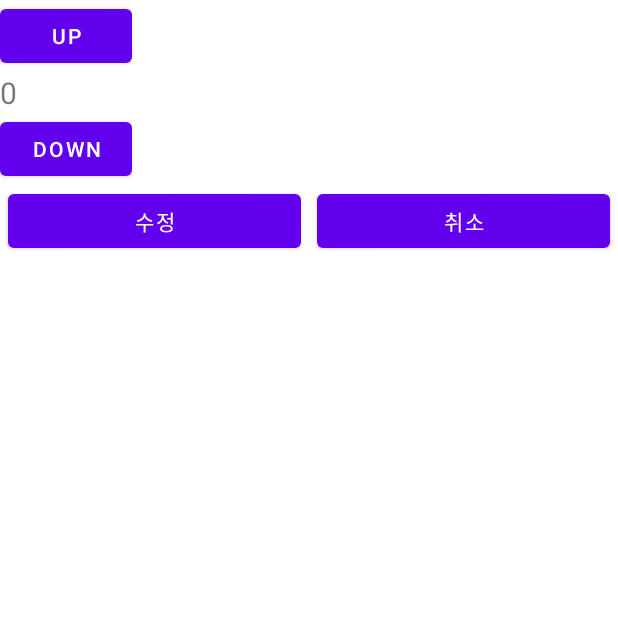
After one commit to SonDaAe/Phone-Fridge, an Android app: the EditActivity screen opened directly, with no data from a screen before it, on a phone screen of 412 x 824 dp, the top half of it. The commit adds this screen. Run offline under Robolectric (Android 15) with nearby library versions, the light colour scheme and no system bars.

Commit message:
재고 수정 기능

```diff
--- /dev/null
+++ b/app/src/main/java/kr/ac/kumoh/s20190610/first/EditActivity.kt
@@ -0,0 +1,85 @@
+package kr.ac.kumoh.s20190610.first
+
+import android.app.Activity
+import android.content.Intent
+import androidx.appcompat.app.AppCompatActivity
+import android.os.Bundle
+import android.util.Log
+import android.widget.Button
+import android.widget.TextView
+
+class EditActivity : AppCompatActivity() {
+    private var count: Int = 0
+    private var currentPosition: Int = -1
+
+    private lateinit var count_text: TextView
+    private lateinit var edit: Button
+    private lateinit var cancel: Button
+    private lateinit var up: Button
+    private lateinit var down: Button
+
+    override fun onCreate(savedInstanceState: Bundle?) {
+        super.onCreate(savedInstanceState)
+        setContentView(R.layout.activity_edit)
+
+        edit = findViewById(R.id.edit_btn)
+        cancel = findViewById(R.id.cancel_btn)
+        up = findViewById(R.id.up_btn)
+        down = findViewById(R.id.down_btn)
+        count_text = findViewById(R.id.count)
+
+        // 아이템 num 값 받아오기
+        val num = intent.getStringExtra("num")
+        count = num?.toInt() ?: 0
+        val updatedCount = intent.getIntExtra("updatedCount", 0)
+
+        // count 값 초기화
+        updateCount()
+
+        // up 클릭 count 증가
+        up.setOnClickListener {
+            count++
+            updateCount()
+        }
+        // down 클릭 count 감소
+        down.setOnClickListener {
+            if (count > 0) {
+                count--
+                updateCount()
+            }
+        }
+
+        currentPosition = intent.getIntExtra("position", -1)
+
+        edit.setOnClickListener {
+            val updatedCountText = count_text.text.toString()
+            if (updatedCountText.isNotEmpty()) {
+                val updatedCount = updatedCountText.toInt()
+
+                val intent = Intent()
+                intent.putExtra("updatedCount", updatedCount)
+                intent.putExtra("updatedPosition", currentPosition)
+                setResult(Activity.RESULT_OK, intent)
+
+                finish()
+            }
+        }
+
+        // 수정된 count 값이 있을 경우, 해당 값으로 count 초기화
+        if (updatedCount != 0) {
+            count = updatedCount
+        }
+
+        // count 값 초기화
+        updateCount()
+
+        //취소 버튼 눌렀을 때
+        cancel.setOnClickListener {
+            finish()
+        }
+    }
+
+    private fun updateCount() {
+        count_text.text = count.toString()
+    }
+}
--- a/app/src/main/java/kr/ac/kumoh/s20190610/first/MyItem.kt
+++ b/app/src/main/java/kr/ac/kumoh/s20190610/first/MyItem.kt
@@ -1,3 +1,6 @@
 package kr.ac.kumoh.s20190610.first
 
-data class MyItem(val product: String, val expirationDate: String, val num: String)
+data class MyItem(val product: String, val expirationDate: String, var num: String) {
+    var updatedCount: Int = 0
+
+}
--- /dev/null
+++ b/app/src/main/res/layout/activity_edit.xml
@@ -0,0 +1,52 @@
+<?xml version="1.0" encoding="utf-8"?>
+<LinearLayout xmlns:android="http://schemas.android.com/apk/res/android"    xmlns:app="http://schemas.android.com/apk/res-auto"
+    xmlns:tools="http://schemas.android.com/tools"
+    android:layout_width="match_parent"
+    android:layout_height="match_parent"
+    android:orientation="vertical"
+    tools:context=".EditActivity">
+
+    <Button
+        android:layout_width="wrap_content"
+        android:layout_height="wrap_content"
+        android:text="up"
+        android:id="@+id/up_btn" />
+    <TextView
+        android:layout_width="wrap_content"
+        android:layout_height="wrap_content"
+        android:id="@+id/count"
+        android:text="0"
+        android:gravity="center"
+        android:textSize="20sp" />
+    <Button
+        android:layout_width="wrap_content"
+        android:layout_height="wrap_content"
+        android:text="down"
+        android:id="@+id/down_btn" />
+
+    <LinearLayout
+        android:layout_width="match_parent"
+        android:layout_height="wrap_content"
+        android:orientation="horizontal"
+        android:weightSum="10" >
+        <Button
+            android:layout_width="wrap_content"
+            android:layout_height="wrap_content"
+            android:layout_weight="5"
+            android:gravity="center"
+            android:text="수정"
+            android:id="@+id/edit_btn"
+            android:layout_marginRight="5dp"
+            android:layout_marginLeft="5dp"/>
+        <Button
+            android:layout_width="wrap_content"
+            android:layout_height="wrap_content"
+            android:layout_weight="5"
+            android:gravity="center"
+            android:text="취소"
+            android:id="@+id/cancel_btn"
+            android:layout_marginRight="5dp"
+            android:layout_marginLeft="5dp"/>
+    </LinearLayout>
+
+</LinearLayout>
```
Also changed, not shown: app/src/main/AndroidManifest.xml (+7 -4 lines), app/src/main/java/kr/ac/kumoh/s20190610/first/AddActivity.kt (+10 -0 lines), app/src/main/java/kr/ac/kumoh/s20190610/first/HomeFragment.kt (+24 -7 lines), app/src/main/java/kr/ac/kumoh/s20190610/first/MyAdapter.kt (+32 -1 lines).
